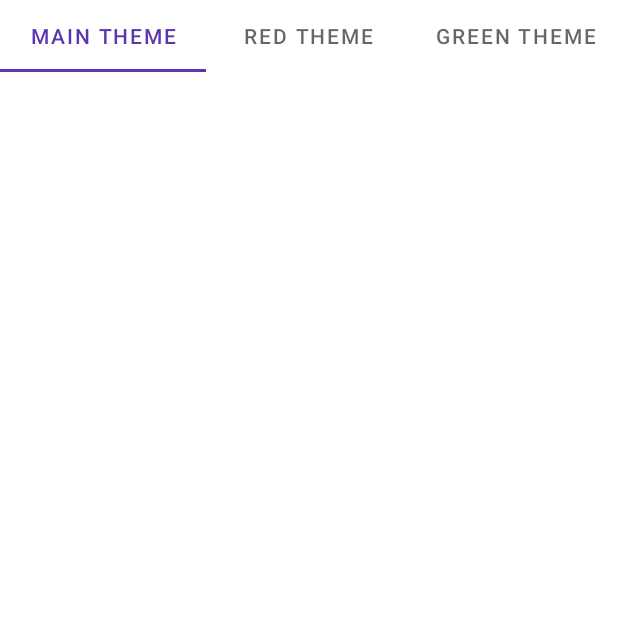
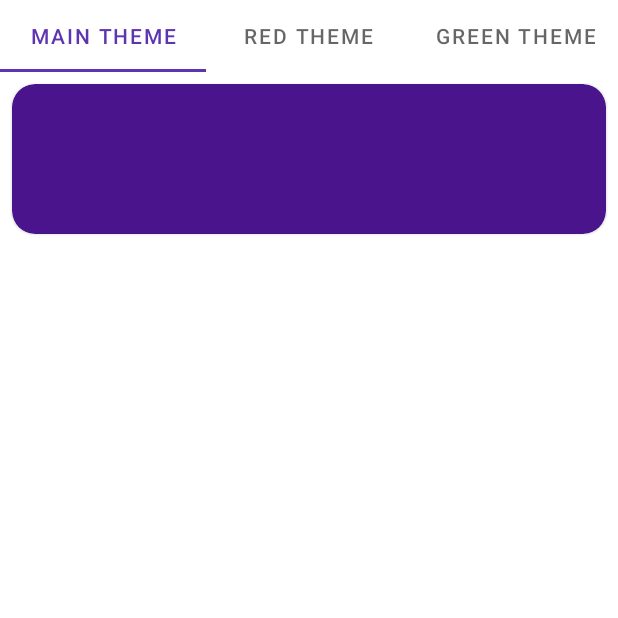
Before and after one commit to Naruto-95/Kotlin_MaterialDesign_NASA, an Android app: the screen it shows after launch (MainActivity), after a tap on "settings", on a phone screen of 412 x 824 dp, the top half of it. Run offline under Robolectric (Android 15) with nearby library versions, the phone set to English and light mode, and no system bars; pictures from the network do not load; Roboto replaces fonts that are not available here; 1 other tap on this screen came first.

Commit message:
Урок 2. Создал карточку и так же сделал ее круглой. И вроде нашел ripple у MaterialCardView

```diff
--- a/app/src/main/res/layout/fragment_settings.xml
+++ b/app/src/main/res/layout/fragment_settings.xml
@@ -26,6 +26,12 @@
     </com.google.android.material.tabs.TabLayout>
 
 
-
+    <com.google.android.material.card.MaterialCardView
+        android:id="@+id/card"
+        android:layout_width="match_parent"
+        android:layout_height="100dp"
+        app:cardBackgroundColor="@color/purple_900"
+        app:rippleColor="@color/mGreen"
+        android:layout_margin="8dp"/>
 
 </LinearLayout>
--- a/app/src/main/res/values/style.xml
+++ b/app/src/main/res/values/style.xml
@@ -25,7 +25,12 @@
         <item name="android:letterSpacing">0.0178571429</item>
     </style>
     <style name="mShapeSmall" parent="ShapeAppearance.MaterialComponents.SmallComponent">
-        <item name="cornerFamily">cut</item>
+        <item name="cornerFamily">rounded</item>
         <item name="cornerSize">15dp</item>
     </style>
+    <style name="mShape" parent="ShapeAppearance.MaterialComponents.MediumComponent">
+        <item name="cornerFamily">rounded</item>
+        <item name="cornerSize">15dp</item>
+    </style>
+
 </resources>
--- a/app/src/main/res/values/themes.xml
+++ b/app/src/main/res/values/themes.xml
@@ -23,6 +23,7 @@
         <item name="tabStyle">@style/mTabsP</item>
         <item name="textAppearanceBody2">@style/mTextAppearance</item>
         <item name="shapeAppearanceSmallComponent">@style/mShapeSmall</item>
+        <item name="shapeAppearanceMediumComponent">@style/mShape</item>
     </style>
 
     <style name="mPurpleStyle" parent="Theme.Kotlin_MaterialDesign_NASA">
```
